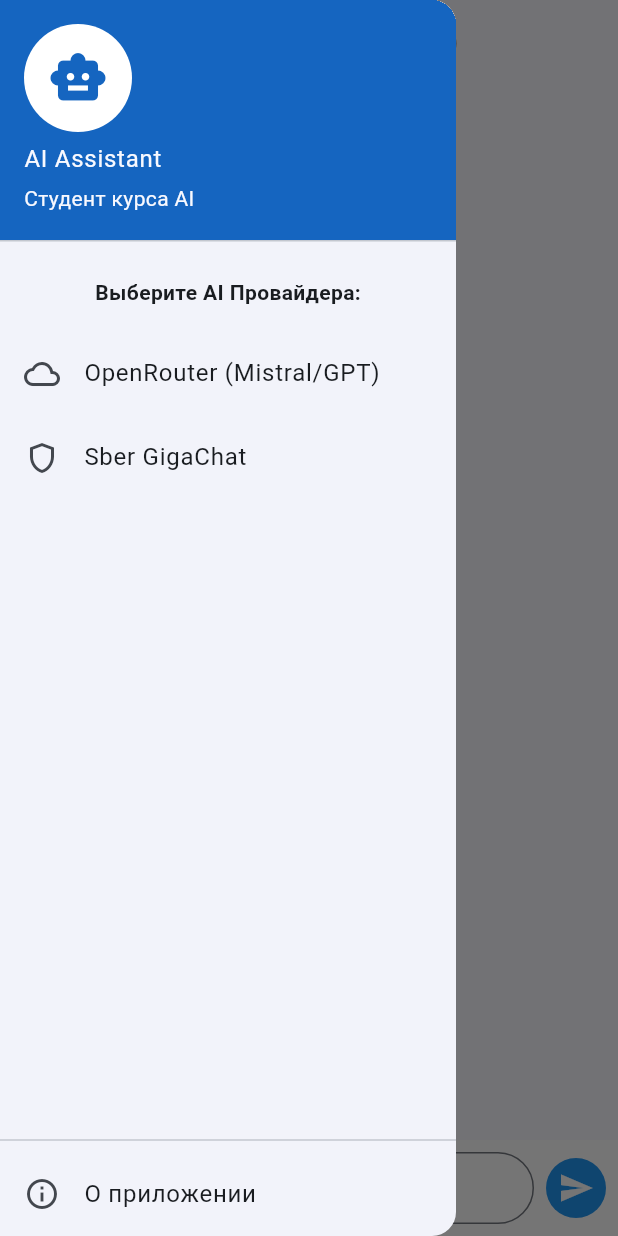
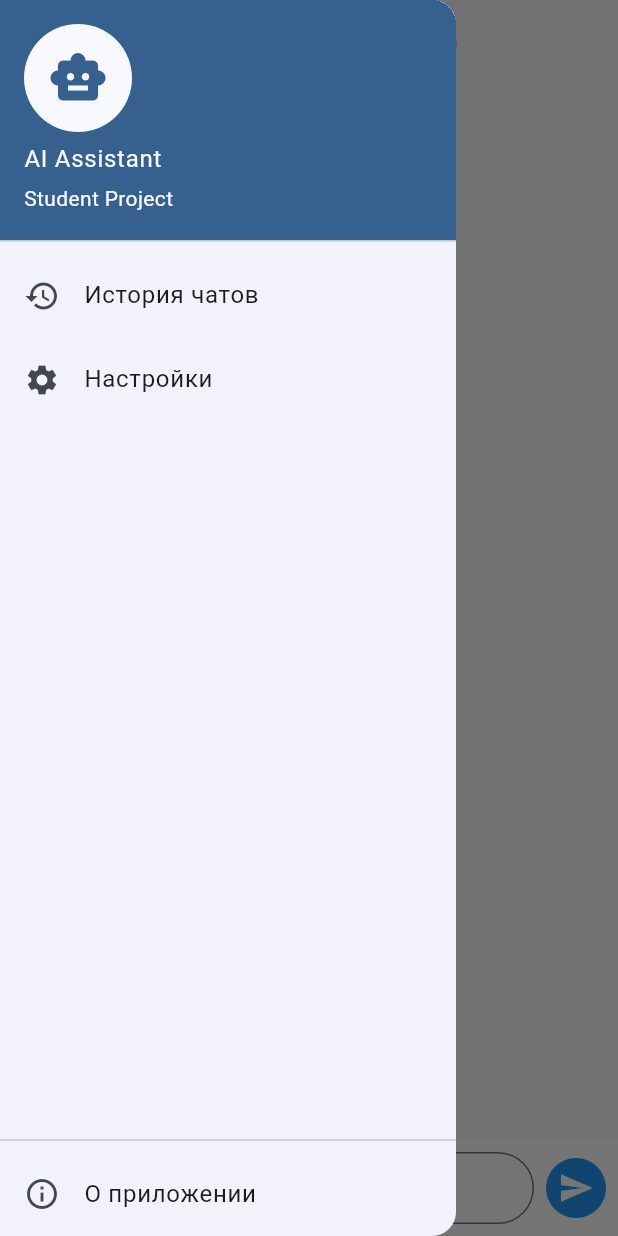
Before and after one commit to Alexandr206/AI-chat, a Flutter app: the screen it shows after launch, with the side drawer open, on a phone screen of 412 x 824 dp. Run offline on Flutter 3.47's test engine with Material 3 defaults, Android fonts, the phone set to English and light mode, and no system bars.

Commit message:
настройки

```diff
--- a/asistant_ai/lib/main.dart
+++ b/asistant_ai/lib/main.dart
@@ -8,16 +8,36 @@
 class MyApp extends StatelessWidget {
   const MyApp({super.key});
 
+  // Глобальный контроллер темы
+  static final ValueNotifier<ThemeMode> themeNotifier = ValueNotifier(ThemeMode.light);
+
   @override
   Widget build(BuildContext context) {
+    return ValueListenableBuilder<ThemeMode>(
+      valueListenable: themeNotifier,
+      builder: (_, ThemeMode currentMode, __) {
         return MaterialApp(
           title: 'AI Agent Chat',
           debugShowCheckedModeBanner: false,
+          // Светлая тема
           theme: ThemeData(
             colorScheme: ColorScheme.fromSeed(seedColor: Colors.blue),
             useMaterial3: true,
+            brightness: Brightness.light,
           ),
+          // Темная тема
+          darkTheme: ThemeData(
+            colorScheme: ColorScheme.fromSeed(
+              seedColor: const Color.fromARGB(255, 92, 8, 2),
+              brightness: Brightness.dark
+            ),
+            useMaterial3: true,
+            brightness: Brightness.dark,
+          ),
+          themeMode: currentMode, // Текущий режим
           home: const ChatScreen(),
+        );
+      },
     );
   }
 }
--- a/asistant_ai/lib/screens/chat_screen.dart
+++ b/asistant_ai/lib/screens/chat_screen.dart
@@ -3,7 +3,7 @@
 import '../widgets/app_drawer.dart';
 import '../widgets/chat_input.dart';
 import '../widgets/message_bubble.dart';
-// Импортируем сервисы
+import '../widgets/settings_dialog.dart'; // Импорт нового диалога
 import '../services/giga_chat_service.dart';
 import '../services/open_router_service.dart';
 
@@ -18,14 +18,12 @@
   final List<ChatMessage> _messages = [];
   bool _isAiTyping = false;
 
-  // Настройки (в реальном приложении хранить в SharedPreferences)
-  String _selectedProvider = 'OpenRouter'; // 'OpenRouter' или 'GigaChat'
+  // Состояние: выбранный провайдер
+  String _selectedProvider = 'OpenRouter';
 
-  // !!! ЗАМЕНИ ЭТО НА СВОИ КЛЮЧИ ИЛИ ВВОДИ ЧЕРЕЗ UI !!!
-  // Для OpenRouter ключ начинается с sk-or-...
-  final String _openRouterKey = "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";
-  // Для GigaChat нужен Client Secret/Auth Key (длинная строка base64)
-  final String _gigaChatAuthKey = "MDE5OWYyMWMtOGU5Mi03ZmNjLThlYWItNjNkM2JmMDg3Y2NlOmJiYjAxM2RjLTJlOWQtNDQyNC1iNGM5LWI2MTc5MzYzNmYwYg==";
+  // --- КЛЮЧИ API (Лучше вынести в .env или SecureStorage) ---
+  final String _openRouterKey = "sk-or-v1-YOUR-KEY";
+  final String _gigaChatAuthKey = "YOUR-AUTH-KEY";
 
   void _addMessage(String text, bool isUser) {
     setState(() {
@@ -37,9 +35,7 @@
     });
   }
 
-  // Конвертация истории чата для API
   List<Map<String, String>> _getHistoryForApi() {
-    // Берем последние 10 сообщений, переворачиваем (так как у нас reverse list), форматируем
     return _messages.take(10).toList().reversed.map((m) {
       return {
         "role": m.isUser ? "user" : "assistant",
@@ -63,7 +59,7 @@
         responseText = await service.sendMessage(text, _getHistoryForApi());
       }
     } catch (e) {
-      responseText = "Произошла ошибка: $e";
+      responseText = "Ошибка: $e";
     }
 
     if (mounted) {
@@ -72,14 +68,20 @@
     }
   }
 
-  // Метод для смены провайдера через Drawer (передадим его как callback)
-  void _changeProvider(String provider) {
-    setState(() {
-      _selectedProvider = provider;
-    });
-    Navigator.pop(context); // Закрыть меню
-    ScaffoldMessenger.of(context).showSnackBar(
-      SnackBar(content: Text("Выбран провайдер: $provider")),
+  // Функция открытия диалога настроек
+  void _openSettingsDialog() {
+    showDialog(
+      context: context,
+      builder: (context) {
+        return SettingsDialog(
+          currentProvider: _selectedProvider,
+          onProviderChanged: (newProvider) {
+            setState(() {
+              _selectedProvider = newProvider;
+            });
+          },
+        );
+      },
     );
   }
 
@@ -90,8 +92,9 @@
         title: Text("AI Чат ($_selectedProvider)"),
         centerTitle: true,
       ),
-      // Передаем функцию смены провайдера в Drawer
-      drawer: AppDrawer(onProviderChanged: _changeProvider),
+      drawer: AppDrawer(
+        onOpenSettings: _openSettingsDialog, // Передаем функцию открытия настроек
+      ),
       body: Column(
         children: [
           Expanded(
--- a/asistant_ai/lib/widgets/app_drawer.dart
+++ b/asistant_ai/lib/widgets/app_drawer.dart
@@ -1,10 +1,9 @@
 import 'package:flutter/material.dart';
 
 class AppDrawer extends StatelessWidget {
-  // Callback функция для передачи выбора обратно на экран чата
-  final Function(String) onProviderChanged;
+  final VoidCallback onOpenSettings; // Функция открытия настроек
 
-  const AppDrawer({super.key, required this.onProviderChanged});
+  const AppDrawer({super.key, required this.onOpenSettings});
 
   @override
   Widget build(BuildContext context) {
@@ -13,26 +12,28 @@
         children: [
           UserAccountsDrawerHeader(
             accountName: const Text("AI Assistant"),
-            accountEmail: const Text("Студент курса AI"),
+            accountEmail: const Text("Student Project"),
             currentAccountPicture: CircleAvatar(
-              backgroundColor: Colors.white,
-              child: Icon(Icons.smart_toy, size: 40, color: Colors.blue.shade800),
+              backgroundColor: Theme.of(context).colorScheme.surface,
+              child: Icon(Icons.smart_toy, size: 40, color: Theme.of(context).colorScheme.primary),
             ),
-            decoration: BoxDecoration(color: Colors.blue.shade800),
-          ),
-          const Padding(
-            padding: EdgeInsets.all(16.0),
-            child: Text("Выберите AI Провайдера:", style: TextStyle(fontWeight: FontWeight.bold)),
+            decoration: BoxDecoration(color: Theme.of(context).colorScheme.primary),
           ),
           ListTile(
-            leading: const Icon(Icons.cloud_outlined),
-            title: const Text('OpenRouter (Mistral/GPT)'),
-            onTap: () => onProviderChanged('OpenRouter'),
+            leading: const Icon(Icons.history),
+            title: const Text('История чатов'),
+            onTap: () {
+              Navigator.pop(context);
+              // Логика истории
+            },
           ),
           ListTile(
-            leading: const Icon(Icons.shield_outlined),
-            title: const Text('Sber GigaChat'),
-            onTap: () => onProviderChanged('GigaChat'),
+            leading: const Icon(Icons.settings),
+            title: const Text('Настройки'),
+            onTap: () {
+              Navigator.pop(context); // Закрываем меню
+              onOpenSettings(); // Открываем диалог настроек
+            },
           ),
           const Spacer(),
           const Divider(),
```
Also changed, not shown: asistant_ai/lib/widgets/settings_dialog.dart (added, +85 -0 lines). Lines whose indentation alone changed are shown as unchanged.
